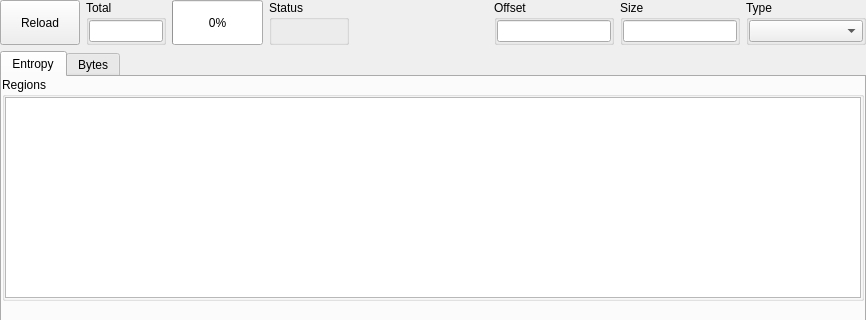
Old version of the form xentropywidget.ui in the repository horsicq/XEntropyWidget; both pictures show x 0 to 866 and y 0 to 320 of the 866 by 561 pixel window.
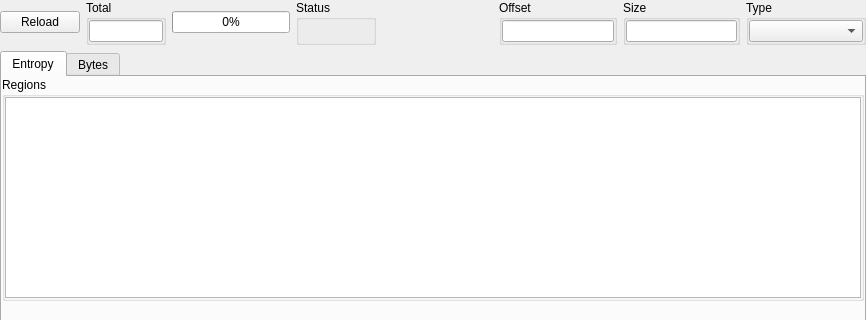
New version of the form. Custom widgets are drawn as their Qt base class.

```diff
--- a/xentropywidget.ui
+++ b/xentropywidget.ui
@@ -30,12 +30,6 @@
     <layout class="QHBoxLayout" name="horizontalLayout">
      <item>
       <widget class="QPushButton" name="pushButtonReload">
-       <property name="sizePolicy">
-        <sizepolicy hsizetype="Minimum" vsizetype="Minimum">
-         <horstretch>0</horstretch>
-         <verstretch>0</verstretch>
-        </sizepolicy>
-       </property>
        <property name="text">
         <string>Reload</string>
        </property>
@@ -80,12 +74,6 @@
      </item>
      <item>
       <widget class="QProgressBar" name="progressBarTotalEntropy">
-       <property name="sizePolicy">
-        <sizepolicy hsizetype="Minimum" vsizetype="Minimum">
-         <horstretch>0</horstretch>
-         <verstretch>0</verstretch>
-        </sizepolicy>
-       </property>
        <property name="maximum">
         <number>1000</number>
        </property>
```
